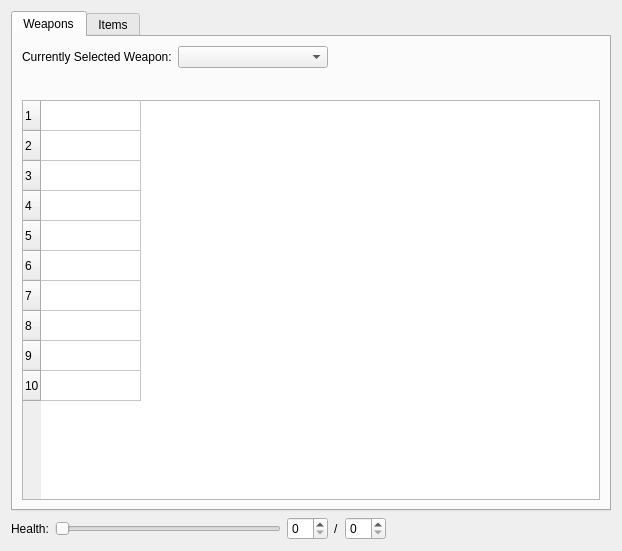
The window that qinventory.ui (JordanViramontes/Cave-Story-Profile-Manager) describes before a commit, drawn with Qt 5.
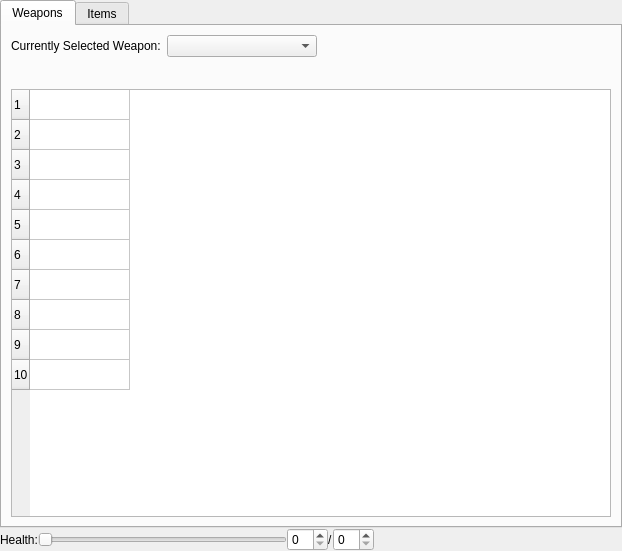
The same window after the commit. Custom widgets are drawn as their Qt base class.

Diff of the .ui file:
```diff
--- a/qinventory.ui
+++ b/qinventory.ui
@@ -14,6 +14,21 @@
    <string>Form</string>
   </property>
   <layout class="QGridLayout" name="gridLayout">
+   <property name="leftMargin">
+    <number>0</number>
+   </property>
+   <property name="topMargin">
+    <number>0</number>
+   </property>
+   <property name="rightMargin">
+    <number>0</number>
+   </property>
+   <property name="bottomMargin">
+    <number>0</number>
+   </property>
+   <property name="spacing">
+    <number>0</number>
+   </property>
    <item row="0" column="0">
     <widget class="QTabWidget" name="inventoryTabs">
      <property name="currentIndex">
```
